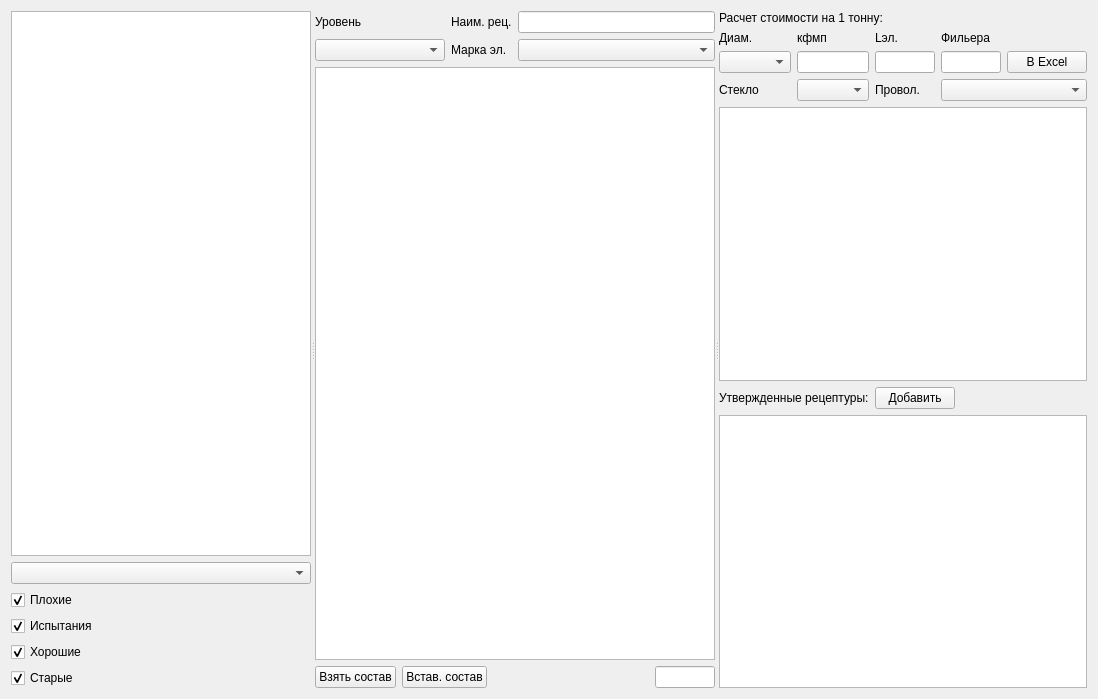
This is formrcp/formrcp.ui in Sergeyego/el_dosage as Qt 5 draws it before an edit. The edited form follows.
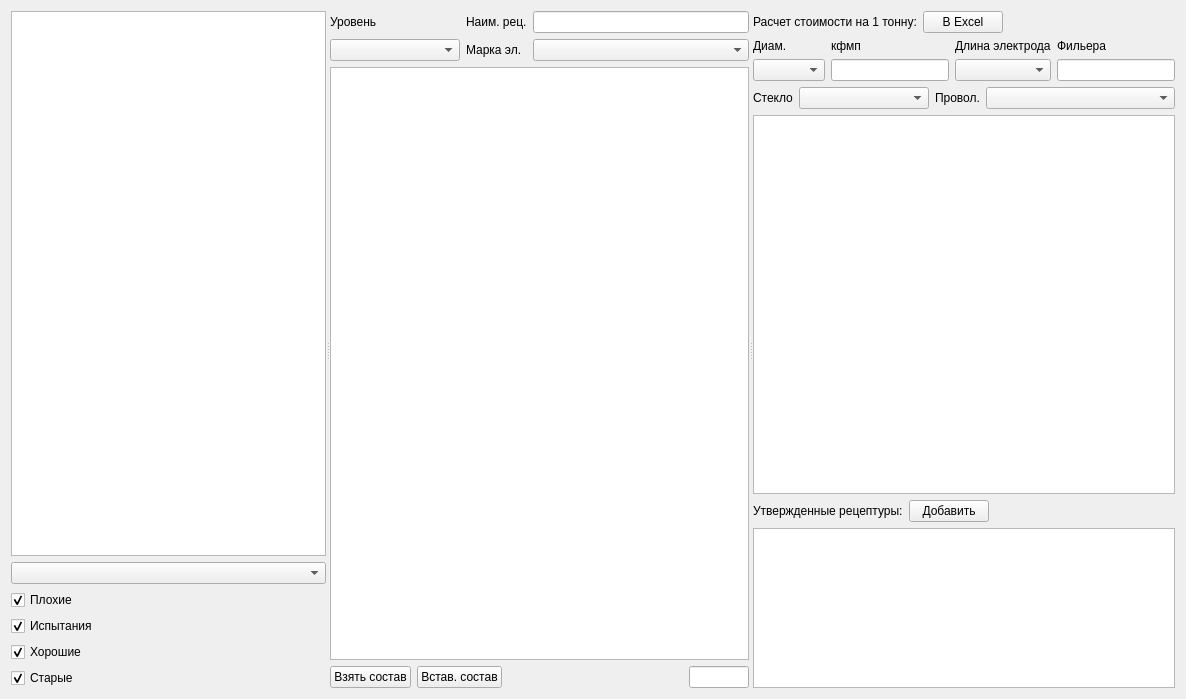
This is the edited form. Custom widgets are drawn as their Qt base class.

Commit message: расчет расхода

The edit to the form file:
```diff
--- a/formrcp/formrcp.ui
+++ b/formrcp/formrcp.ui
@@ -6,7 +6,7 @@
    <rect>
     <x>0</x>
     <y>0</y>
-    <width>1098</width>
+    <width>1186</width>
     <height>699</height>
    </rect>
   </property>
@@ -204,94 +204,121 @@
      <widget class="QWidget" name="layoutWidget">
       <layout class="QVBoxLayout" name="verticalLayout">
        <item>
-        <layout class="QGridLayout" name="gridLayout_2">
-         <item row="2" column="3">
-          <widget class="QLineEdit" name="lineEditFil"/>
-         </item>
-         <item row="1" column="3">
-          <widget class="QLabel" name="label_7">
+        <layout class="QHBoxLayout" name="horizontalLayout_4">
+         <item>
+          <widget class="QLabel" name="label_11">
            <property name="text">
-            <string>Фильера</string>
+            <string>Расчет стоимости на 1 тонну:</string>
            </property>
           </widget>
          </item>
-         <item row="1" column="1">
-          <widget class="QLabel" name="label_5">
-           <property name="text">
-            <string>кфмп</string>
-           </property>
-          </widget>
-         </item>
-         <item row="1" column="2">
-          <widget class="QLabel" name="label_6">
-           <property name="text">
-            <string>Lэл.</string>
-           </property>
-          </widget>
-         </item>
-         <item row="3" column="5">
-          <spacer name="horizontalSpacer_4">
-           <property name="orientation">
-            <enum>Qt::Orientation::Horizontal</enum>
-           </property>
-           <property name="sizeHint" stdset="0">
-            <size>
-             <width>40</width>
-             <height>20</height>
-            </size>
-           </property>
-          </spacer>
-         </item>
-         <item row="2" column="4">
+         <item>
           <widget class="QPushButton" name="pushButtonXlsx">
            <property name="text">
             <string>В Excel</string>
            </property>
           </widget>
          </item>
-         <item row="2" column="2">
-          <widget class="QLineEdit" name="lineEditLel"/>
+         <item>
+          <spacer name="horizontalSpacer_4">
+           <property name="orientation">
+            <enum>Qt::Orientation::Horizontal</enum>
+           </property>
+           <property name="sizeHint" stdset="0">
+            <size>
+             <width>40</width>
+             <height>20</height>
+            </size>
+           </property>
+          </spacer>
          </item>
-         <item row="1" column="0">
+        </layout>
+       </item>
+       <item>
+        <layout class="QGridLayout" name="gridLayout_3">
+         <item row="1" column="1">
+          <widget class="DoubleLineEdit" name="lineEditKfmp"/>
+         </item>
+         <item row="0" column="0">
           <widget class="QLabel" name="label_4">
            <property name="text">
             <string>Диам.</string>
            </property>
           </widget>
          </item>
-         <item row="0" column="0" colspan="5">
-          <widget class="QLabel" name="label_11">
+         <item row="0" column="1">
+          <widget class="QLabel" name="label_5">
            <property name="text">
-            <string>Расчет стоимости на 1 тонну:</string>
+            <string>кфмп</string>
            </property>
           </widget>
          </item>
-         <item row="2" column="1">
-          <widget class="QLineEdit" name="lineEditKfmp"/>
+         <item row="1" column="0">
+          <widget class="RestComboBox" name="comboBoxDiam"/>
          </item>
-         <item row="2" column="0">
-          <widget class="QComboBox" name="comboBox"/>
-         </item>
-         <item row="3" column="2">
-          <widget class="QLabel" name="label_8">
+         <item row="0" column="2">
+          <widget class="QLabel" name="label_6">
            <property name="text">
-            <string>Провол.</string>
+            <string>Длина электрода</string>
            </property>
           </widget>
          </item>
-         <item row="3" column="3" colspan="2">
-          <widget class="QComboBox" name="comboBox_2"/>
+         <item row="1" column="2">
+          <widget class="RestComboBox" name="comboBoxLel"/>
          </item>
-         <item row="3" column="1">
-          <widget class="RestComboBox" name="comboBoxGlass"/>
+         <item row="0" column="3">
+          <widget class="QLabel" name="label_7">
+           <property name="text">
+            <string>Фильера</string>
+           </property>
+          </widget>
          </item>
-         <item row="3" column="0">
+         <item row="1" column="3">
+          <widget class="DoubleLineEdit" name="lineEditFil"/>
+         </item>
+        </layout>
+       </item>
+       <item>
+        <layout class="QHBoxLayout" name="horizontalLayout_3">
+         <item>
           <widget class="QLabel" name="label_9">
+           <property name="sizePolicy">
+            <sizepolicy hsizetype="Maximum" vsizetype="Preferred">
+             <horstretch>0</horstretch>
+             <verstretch>0</verstretch>
+            </sizepolicy>
+           </property>
            <property name="text">
             <string>Стекло</string>
            </property>
           </widget>
          </item>
+         <item>
+          <widget class="RestComboBox" name="comboBoxGlass">
+           <property name="maximumSize">
+            <size>
+             <width>130</width>
+             <height>16777215</height>
+            </size>
+           </property>
+          </widget>
+         </item>
+         <item>
+          <widget class="QLabel" name="label_8">
+           <property name="sizePolicy">
+            <sizepolicy hsizetype="Maximum" vsizetype="Preferred">
+             <horstretch>0</horstretch>
+             <verstretch>0</verstretch>
+            </sizepolicy>
+           </property>
+           <property name="text">
+            <string>Провол.</string>
+           </property>
+          </widget>
+         </item>
+         <item>
+          <widget class="RestComboBox" name="comboBoxProv"/>
+         </item>
         </layout>
        </item>
        <item>
@@ -302,6 +329,9 @@
            <verstretch>0</verstretch>
           </sizepolicy>
          </property>
+         <attribute name="verticalHeaderVisible">
+          <bool>false</bool>
+         </attribute>
         </widget>
        </item>
        <item>
@@ -343,6 +373,12 @@
            <verstretch>0</verstretch>
           </sizepolicy>
          </property>
+         <property name="maximumSize">
+          <size>
+           <width>16777215</width>
+           <height>160</height>
+          </size>
+         </property>
          <attribute name="verticalHeaderVisible">
           <bool>false</bool>
          </attribute>
@@ -382,6 +418,11 @@
    <extends>QComboBox</extends>
    <header>rest/restcombobox.h</header>
   </customwidget>
+  <customwidget>
+   <class>DoubleLineEdit</class>
+   <extends>QLineEdit</extends>
+   <header>widgets/doublelineedit.h</header>
+  </customwidget>
  </customwidgets>
  <resources/>
  <connections/>
```
The commit also changes 5 other files.
